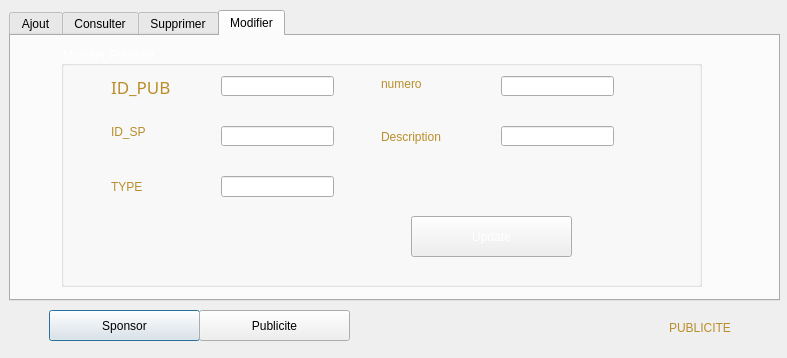
This is marketing.ui in hanenjabnoun-Esprit-2019/Smart_News_Agency_2A25 as Qt 5 draws it before an edit. The edited form follows.
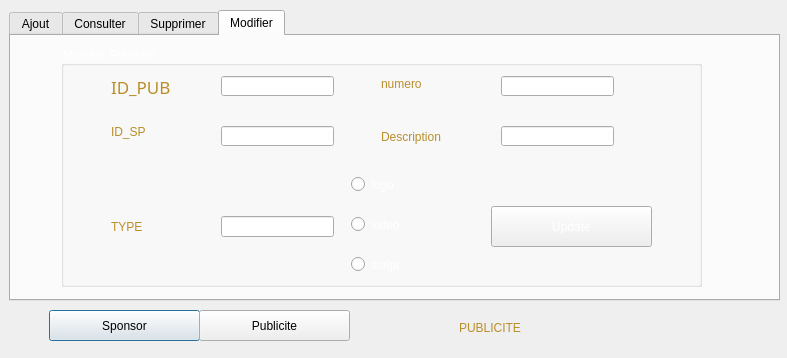
This is the edited form. The open tabs and pages were chosen to show the change. Icons and pictures are not drawn.

```diff
--- a/marketing.ui
+++ b/marketing.ui
@@ -510,7 +510,7 @@
         <property name="geometry">
          <rect>
           <x>50</x>
-          <y>130</y>
+          <y>170</y>
           <width>61</width>
           <height>21</height>
          </rect>
@@ -573,7 +573,7 @@
         <property name="geometry">
          <rect>
           <x>160</x>
-          <y>130</y>
+          <y>170</y>
           <width>113</width>
           <height>21</height>
          </rect>
@@ -582,8 +582,8 @@
        <widget class="QPushButton" name="pushButton_editPub">
         <property name="geometry">
          <rect>
-          <x>350</x>
-          <y>170</y>
+          <x>430</x>
+          <y>160</y>
           <width>161</width>
           <height>41</height>
          </rect>
@@ -596,13 +596,52 @@
          <string>Update</string>
         </property>
        </widget>
+       <widget class="QRadioButton" name="radioButton_logoEdit">
+        <property name="geometry">
+         <rect>
+          <x>290</x>
+          <y>130</y>
+          <width>82</width>
+          <height>17</height>
+         </rect>
+        </property>
+        <property name="text">
+         <string>logo</string>
+        </property>
+       </widget>
+       <widget class="QRadioButton" name="radioButton_videoEdit">
+        <property name="geometry">
+         <rect>
+          <x>290</x>
+          <y>170</y>
+          <width>82</width>
+          <height>17</height>
+         </rect>
+        </property>
+        <property name="text">
+         <string>video</string>
+        </property>
+       </widget>
+       <widget class="QRadioButton" name="radioButton_scriptEdit">
+        <property name="geometry">
+         <rect>
+          <x>290</x>
+          <y>210</y>
+          <width>82</width>
+          <height>17</height>
+         </rect>
+        </property>
+        <property name="text">
+         <string>script</string>
+        </property>
+       </widget>
       </widget>
      </widget>
     </widget>
     <widget class="QLabel" name="label_13">
      <property name="geometry">
       <rect>
-       <x>660</x>
+       <x>450</x>
        <y>310</y>
        <width>81</width>
        <height>16</height>
```
Left out of the diff: 246 changed lines with no effect on the pictures.
